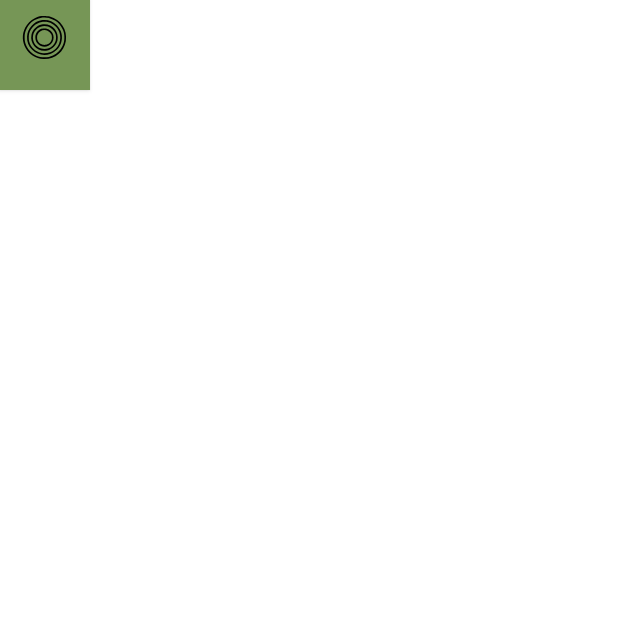
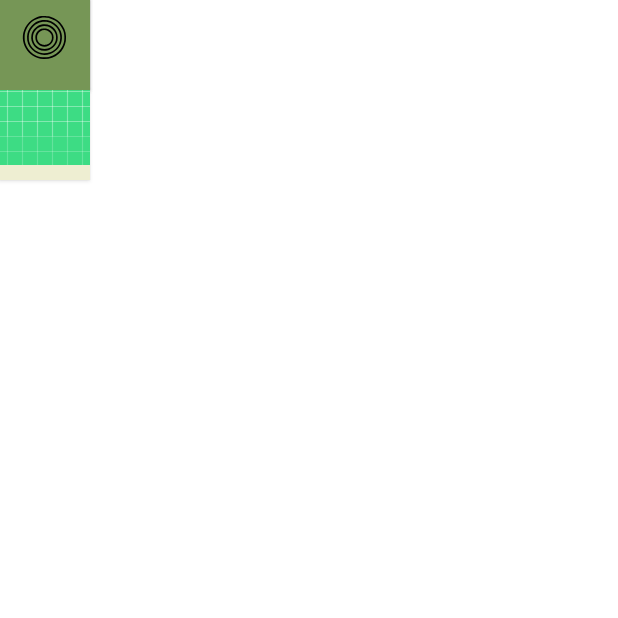
Before and after one commit to natheetarn/MakRukThaiJava, an Android app: the BoardActivity screen opened directly, with no data from a screen before it, on a phone screen of 412 x 824 dp, the top half of it. Run offline under Robolectric (Android 15) with nearby library versions, the phone set to English and light mode, and no system bars.

Commit message:
programmatically positioned button with layout params

```diff
--- a/app/src/main/java/com/example/myapplication/BoardActivity.java
+++ b/app/src/main/java/com/example/myapplication/BoardActivity.java
@@ -31,11 +31,14 @@ public class BoardActivity extends AppCompatActivity {
         super.onCreate(savedInstanceState);
         setContentView(R.layout.activity_board);
 
+        //Global Variable Scope
+        float btnSize_float = convertDpToPixel(60,this);
+        int btnSize_int = (int)Math.round(btnSize_float);
         RelativeLayout  layout_board = (RelativeLayout) findViewById(R.id.layout_board);
 
+
+
         Button btn1 = new Button(this);
-        float btnSize_float = convertDpToPixel(60,this);
-        int btnSize_int = (int)Math.round(btnSize_float);
         btn1.setLayoutParams(new RelativeLayout.LayoutParams(btnSize_int,btnSize_int));
         btn1.setCompoundDrawablesWithIntrinsicBounds(0,0,0,R.drawable.bia_white);
         btn1.setBackgroundColor(getResources().getColor(R.color.warm_green));
@@ -46,8 +49,24 @@ public class BoardActivity extends AppCompatActivity {
                 btn1.setText("clicked");
             }
         });
+
+
+        //design a specific layout for btn2
+        RelativeLayout.LayoutParams params2= new RelativeLayout.LayoutParams(btnSize_int,btnSize_int);
+        params2.addRule(RelativeLayout.BELOW, R.id.button_a8);
+        //create button 2
+        Button btn2 = new Button(this);
+        btn2.setLayoutParams(new RelativeLayout.LayoutParams(btnSize_int,btnSize_int));
+        btn2.setCompoundDrawablesWithIntrinsicBounds(0,0,0,R.drawable.ic_launcher_background);
+        btn2.setBackgroundColor(getResources().getColor(R.color.cream));
+        //set button2 to the deisnged layout above
+        btn2.setLayoutParams(params2);
+
+
+
+
         layout_board.addView(btn1);
-
+        layout_board.addView(btn2);
 
 
     }
--- a/app/src/main/res/layout/activity_board.xml
+++ b/app/src/main/res/layout/activity_board.xml
@@ -9,36 +9,36 @@
     tools:context=".BoardActivity">
 
 
-<!--    <Button-->
-<!--        android:layout_width="60dp"-->
-<!--        android:layout_height="60dp"-->
-<!--        android:backgroundTint="@color/warm_green"-->
-<!--        android:drawableBottom="@drawable/bia_white"-->
-<!--        android:insetLeft="0dp"-->
-<!--        android:insetTop="0dp"-->
-<!--        android:insetRight="0dp"-->
-<!--        android:insetBottom="0dp"-->
-<!--        app:cornerRadius="0dp"-->
-<!--        app:layout_constraintLeft_toLeftOf="parent"-->
-<!--        app:layout_constraintStart_toStartOf="parent"-->
-<!--        app:layout_constraintTop_toTopOf="parent"-->
-<!--        tools:layout_editor_absoluteY="0dp" />-->
+    <Button
+        android:layout_width="60dp"
+        android:layout_height="60dp"
+        android:backgroundTint="@color/warm_green"
+        android:drawableBottom="@drawable/bia_white"
+        android:insetLeft="0dp"
+        android:insetTop="0dp"
+        android:insetRight="0dp"
+        android:insetBottom="0dp"
+        app:cornerRadius="0dp"
+        app:layout_constraintLeft_toLeftOf="parent"
+        app:layout_constraintStart_toStartOf="parent"
+        app:layout_constraintTop_toTopOf="parent"
+        tools:layout_editor_absoluteY="0dp" />
 
-<!--    <com.google.android.material.button.MaterialButton-->
-<!--        android:id="@+id/button_a8"-->
-<!--        android:layout_width="60dp"-->
-<!--        android:layout_height="60dp"-->
-<!--        android:backgroundTint="@color/warm_green"-->
-<!--        android:drawableBottom="@drawable/bia_white"-->
-<!--        android:insetLeft="0dp"-->
-<!--        android:insetTop="0dp"-->
-<!--        android:insetRight="0dp"-->
-<!--        android:insetBottom="0dp"-->
-<!--        app:cornerRadius="0dp"-->
-<!--        app:layout_constraintTop_toTopOf="parent"-->
-<!--        app:layout_constraintLeft_toLeftOf="parent"-->
-<!--        app:layout_constraintStart_toStartOf="parent"-->
-<!--        tools:layout_editor_absoluteY="0dp" />-->
+    <com.google.android.material.button.MaterialButton
+        android:id="@+id/button_a8"
+        android:layout_width="60dp"
+        android:layout_height="60dp"
+        android:backgroundTint="@color/warm_green"
+        android:drawableBottom="@drawable/bia_white"
+        android:insetLeft="0dp"
+        android:insetTop="0dp"
+        android:insetRight="0dp"
+        android:insetBottom="0dp"
+        app:cornerRadius="0dp"
+        app:layout_constraintTop_toTopOf="parent"
+        app:layout_constraintLeft_toLeftOf="parent"
+        app:layout_constraintStart_toStartOf="parent"
+        tools:layout_editor_absoluteY="0dp" />
 
 <!--    <com.google.android.material.button.MaterialButton-->
 <!--        android:id="@+id/button_b8"-->
```
